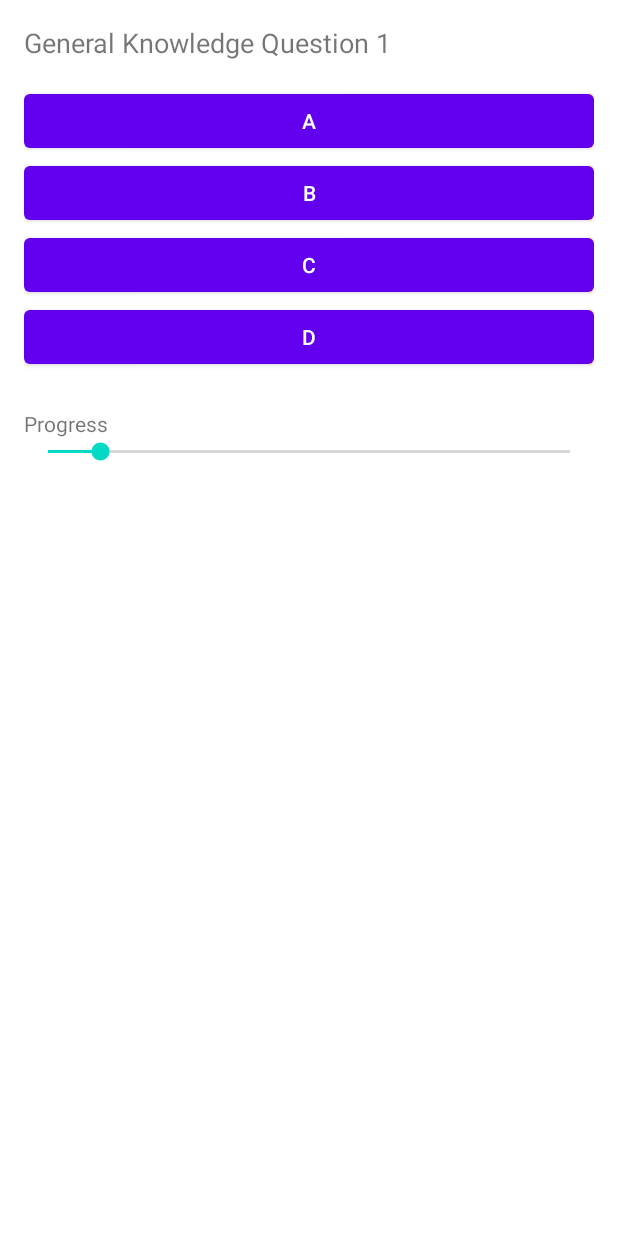
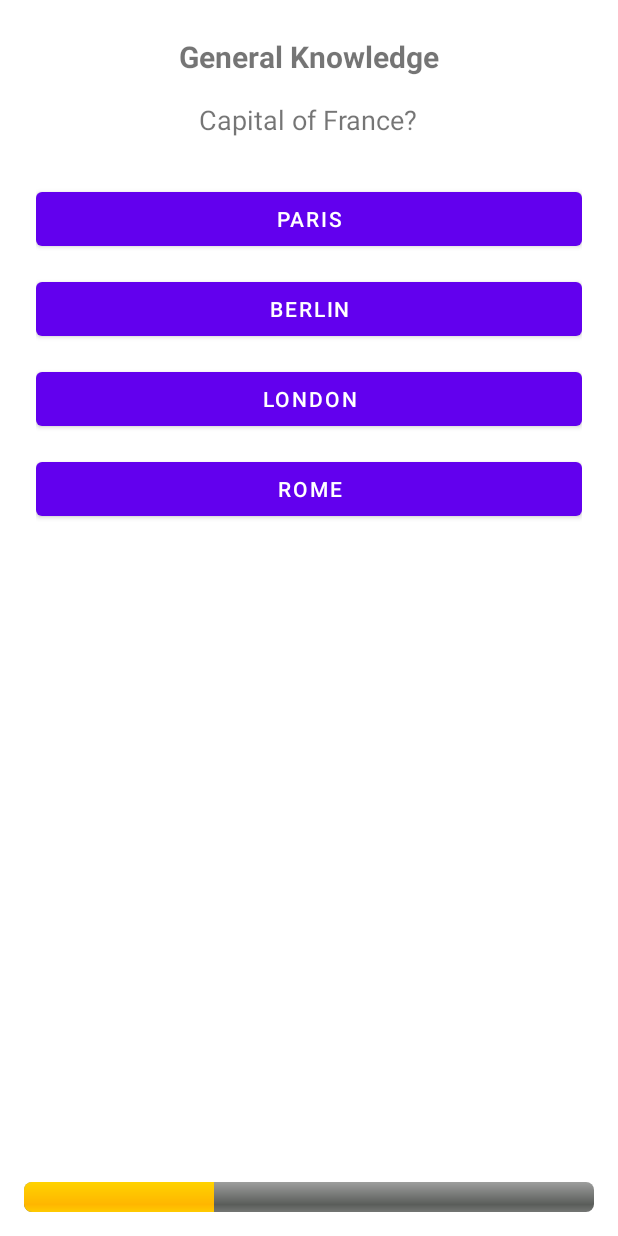
Before and after one commit to ST10143151/Prog7313_Ice3, an Android app: the fragment QuizFragment shown on its own in the app's theme, on a phone screen of 412 x 824 dp. Run offline under Robolectric (Android 15) with nearby library versions, the phone set to English and light mode, and no system bars; our stand-ins replace Firebase (no records; nobody signed in at launch, a user with empty details on screens opened directly).

Commit message:
Main Updates

```diff
--- a/app/src/main/AndroidManifest.xml
+++ b/app/src/main/AndroidManifest.xml
@@ -37,7 +37,7 @@
         <activity
             android:name=".MainActivity"
             android:exported="false" />
-        <activity android:name=".CategoryActivity" android:exported="false"/>
+
 
     </application>
 
--- a/app/src/main/java/com/fake/quizgame/Question.kt
+++ b/app/src/main/java/com/fake/quizgame/Question.kt
@@ -3,5 +3,5 @@ package com.fake.quizgame
 data class Question(
     val text: String,
     val options: List<String>,
-    val answer: Int
+    val correctAnswerIndex: Int
 )
--- a/app/src/main/java/com/fake/quizgame/QuizFragment.kt
+++ b/app/src/main/java/com/fake/quizgame/QuizFragment.kt
@@ -1,6 +1,7 @@
 package com.fake.quizgame
 
 import android.os.Bundle
+import android.util.Log
 import android.view.*
 import android.widget.*
 import androidx.fragment.app.Fragment
@@ -14,50 +15,69 @@ class QuizFragment : Fragment() {
     private lateinit var questionText: TextView
     private lateinit var optionButtons: List<Button>
     private lateinit var progressBar: ProgressBar
+    private lateinit var quizCategory: TextView
     private var startTime = 0L
+    private lateinit var category: String
 
     override fun onCreateView(inflater: LayoutInflater, container: ViewGroup?, savedInstanceState: Bundle?): View {
         val view = inflater.inflate(R.layout.fragment_quiz, container, false)
-        val category = arguments?.getString("category") ?: "General Knowledge"
 
+        category = arguments?.getString("category") ?: "General Knowledge"
         viewModel = ViewModelProvider(this)[QuizViewModel::class.java]
         viewModel.loadQuestions(category)
 
+        quizCategory = view.findViewById(R.id.quizCategory)
         questionText = view.findViewById(R.id.questionText)
         optionButtons = listOf(
-            view.findViewById(R.id.option1),
-            view.findViewById(R.id.option2),
-            view.findViewById(R.id.option3),
-            view.findViewById(R.id.option4)
+            view.findViewById(R.id.optionA),
+            view.findViewById(R.id.optionB),
+            view.findViewById(R.id.optionC),
+            view.findViewById(R.id.optionD)
         )
-        progressBar = view.findViewById(R.id.seekBar)
+        progressBar = view.findViewById(R.id.progressBar)
 
+        quizCategory.text = category
         startTime = System.currentTimeMillis()
-        viewModel.currentQuestion.observe(viewLifecycleOwner) { question ->
-            questionText.text = question.text
-            optionButtons.forEachIndexed { index, btn -> btn.text = question.options[index] }
-            progressBar.progress = viewModel.progress()
-        }
 
-        optionButtons.forEachIndexed { index, button ->
-            button.setOnClickListener {
-                viewModel.answer(index)
-                if (viewModel.hasNext()) viewModel.nextQuestion()
-                else {
-                    val score = viewModel.calculateScore(System.currentTimeMillis() - startTime)
-                    saveScore(category, score, viewModel.correctCount)
-                    findNavController().navigate(R.id.action_quiz_to_category)
-                }
-            }
+        viewModel.questions.observe(viewLifecycleOwner) {
+            updateUI()
         }
 
         return view
     }
 
-    private fun saveScore(category: String, score: Int, correctAnswers: Int) {
-        val db = FirebaseFirestore.getInstance()
+    private fun updateUI() {
+        val index = viewModel.currentIndex.value ?: 0
+        val question = viewModel.questions.value?.getOrNull(index)
+
+        if (question != null) {
+            questionText.text = question.text
+            optionButtons.forEachIndexed { i, btn ->
+                btn.text = question.options[i]
+                btn.setOnClickListener {
+                    viewModel.submitAnswer(i)
+                    if (viewModel.isFinished()) {
+                        onQuizFinished()
+                    } else {
+                        updateUI()
+                    }
+                }
+            }
+            progressBar.max = viewModel.questions.value?.size ?: 0
+            progressBar.progress = index + 1
+        }
+    }
+
+    private fun onQuizFinished() {
+        val elapsedTime = System.currentTimeMillis() - startTime
+        val score = viewModel.score.value ?: 0
+        val correctAnswers = score
         val user = FirebaseAuth.getInstance().currentUser?.displayName ?: "Guest"
-        db.collection("history").add(
+
+        Log.d("QuizSave", "Saving score: $score, correct: $correctAnswers")
+
+        FirebaseFirestore.getInstance().collection("history")
+            .add(
                 mapOf(
                     "username" to user,
                     "category" to category,
@@ -66,5 +86,17 @@ class QuizFragment : Fragment() {
                     "timestamp" to System.currentTimeMillis()
                 )
             )
+            .addOnSuccessListener {
+                Log.d("QuizSave", "Saved to Firestore!")
+                val bundle = Bundle().apply {
+                    putInt("score", score)
+                    putInt("total", viewModel.questions.value?.size ?: 0)
+                }
+                findNavController().navigate(R.id.action_quizFragment_to_quizResultFragment, bundle)
+            }
+            .addOnFailureListener { e ->
+                Log.e("QuizSave", "Error saving: ", e)
+                Toast.makeText(requireContext(), "Failed to save score", Toast.LENGTH_SHORT).show()
             }
     }
+}
--- a/app/src/main/java/com/fake/quizgame/QuizViewModel.kt
+++ b/app/src/main/java/com/fake/quizgame/QuizViewModel.kt
@@ -1,40 +1,59 @@
 package com.fake.quizgame
 
+import androidx.lifecycle.LiveData
 import androidx.lifecycle.MutableLiveData
 import androidx.lifecycle.ViewModel
 
 class QuizViewModel : ViewModel() {
-    private val questions = mutableListOf<Question>()
-    val currentQuestion = MutableLiveData<Question>()
-    private var index = 0
-    var correctCount = 0
+
+    private val _questions = MutableLiveData<List<Question>>()
+    val questions: LiveData<List<Question>> = _questions
+
+    private val _currentIndex = MutableLiveData(0)
+    val currentIndex: LiveData<Int> = _currentIndex
+
+    private val _score = MutableLiveData(0)
+    val score: LiveData<Int> = _score
 
     fun loadQuestions(category: String) {
-        questions.clear()
-        for (i in 1..10) {
-            questions.add(
-                Question(
-                    text = "$category Question $i",
-                    options = listOf("A", "B", "C", "D"),
-                    answer = 0
-                )
+        val questionList = when (category) {
+            "General Knowledge" -> listOf(
+                Question("Capital of France?", listOf("Paris", "Berlin", "London", "Rome"), 0),
+                Question("Largest ocean?", listOf("Pacific", "Atlantic", "Indian", "Arctic"), 0),
+                Question("Color of the sun?", listOf("Yellow", "Blue", "Red", "White"), 0)
             )
+            "Science" -> listOf(
+                Question("H2O is?", listOf("Water", "Oxygen", "Hydrogen", "Helium"), 0),
+                Question("Planet known as Red Planet?", listOf("Mars", "Jupiter", "Venus", "Earth"), 0),
+                Question("Energy unit?", listOf("Joule", "Watt", "Newton", "Volt"), 0)
+            )
+            "History" -> listOf(
+                Question("Who discovered America?", listOf("Columbus", "Einstein", "Newton", "Gandhi"), 0),
+                Question("WWII ended in?", listOf("1945", "1939", "1950", "1941"), 0),
+                Question("Great Wall is in?", listOf("China", "Japan", "India", "Mongolia"), 0)
+            )
+            "Sports" -> listOf(
+                Question("How many players in a soccer team?", listOf("11", "10", "9", "12"), 0),
+                Question("Olympics held every?", listOf("4 years", "2 years", "3 years", "5 years"), 0),
+                Question("Tennis Grand Slam?", listOf("Wimbledon", "Champions League", "NFL", "F1"), 0)
+            )
+            else -> emptyList()
         }
-        index = 0
-        correctCount = 0
-        currentQuestion.value = questions[index]
+
+        _questions.value = questionList
+        _currentIndex.value = 0
+        _score.value = 0
     }
 
-    fun answer(selected: Int) {
-        if (questions[index].answer == selected) correctCount++
+    fun submitAnswer(answerIndex: Int) {
+        val question = _questions.value?.getOrNull(_currentIndex.value ?: 0)
+        if (question != null && answerIndex == question.correctAnswerIndex) {
+            _score.value = (_score.value ?: 0) + 1
+        }
+        _currentIndex.value = (_currentIndex.value ?: 0) + 1
     }
 
-    fun nextQuestion() {
-        index++
-        currentQuestion.value = questions.getOrNull(index)
+    fun isFinished(): Boolean {
+        return (_currentIndex.value ?: 0) >= (_questions.value?.size ?: 0)
     }
-
-    fun hasNext() = index + 1 < questions.size
-    fun progress() = ((index + 1) * 10)
-    fun calculateScore(time: Long): Int = correctCount * 1000 - (time / 100).toInt()
 }
--- a/app/src/main/res/layout/fragment_quiz.xml
+++ b/app/src/main/res/layout/fragment_quiz.xml
@@ -1,18 +1,74 @@
+<?xml version="1.0" encoding="utf-8"?>
 <LinearLayout xmlns:android="http://schemas.android.com/apk/res/android"
     android:orientation="vertical"
-    android:padding="16dp"
     android:layout_width="match_parent"
     android:layout_height="match_parent">
 
-    <TextView android:id="@+id/questionText" android:text="Question?" android:textSize="18sp"
-        android:layout_marginBottom="16dp"
-        android:layout_width="match_parent" android:layout_height="wrap_content" />
+    <ScrollView
+        android:layout_width="match_parent"
+        android:layout_height="0dp"
+        android:layout_weight="1"
+        android:padding="24dp">
 
-    <Button android:id="@+id/option1" android:layout_width="match_parent" android:layout_height="wrap_content" />
-    <Button android:id="@+id/option2" android:layout_width="match_parent" android:layout_height="wrap_content" />
-    <Button android:id="@+id/option3" android:layout_width="match_parent" android:layout_height="wrap_content" />
-    <Button android:id="@+id/option4" android:layout_width="match_parent" android:layout_height="wrap_content" />
+        <LinearLayout
+            android:orientation="vertical"
+            android:layout_width="match_parent"
+            android:layout_height="wrap_content"
+            android:gravity="center_horizontal">
 
-    <TextView android:layout_marginTop="24dp" android:text="Progress" android:layout_width="wrap_content" android:layout_height="wrap_content" />
-    <SeekBar android:id="@+id/seekBar" android:max="100" android:layout_width="match_parent" android:layout_height="wrap_content" />
+            <TextView
+                android:id="@+id/quizCategory"
+                android:layout_width="wrap_content"
+                android:layout_height="wrap_content"
+                android:text="Category"
+                android:textSize="20sp"
+                android:textStyle="bold"
+                android:layout_marginBottom="16dp" />
+
+            <TextView
+                android:id="@+id/questionText"
+                android:layout_width="wrap_content"
+                android:layout_height="wrap_content"
+                android:text="Question goes here"
+                android:textSize="18sp"
+                android:layout_marginBottom="24dp" />
+
+            <Button
+                android:id="@+id/optionA"
+                android:layout_width="match_parent"
+                android:layout_height="wrap_content"
+                android:text="Option A"
+                android:layout_marginVertical="6dp" />
+
+            <Button
+                android:id="@+id/optionB"
+                android:layout_width="match_parent"
+                android:layout_height="wrap_content"
+                android:text="Option B"
+                android:layout_marginVertical="6dp" />
+
+            <Button
+                android:id="@+id/optionC"
+                android:layout_width="match_parent"
+                android:layout_height="wrap_content"
+                android:text="Option C"
+                android:layout_marginVertical="6dp" />
+
+            <Button
+                android:id="@+id/optionD"
+                android:layout_width="match_parent"
+                android:layout_height="wrap_content"
+                android:text="Option D"
+                android:layout_marginVertical="6dp" />
+        </LinearLayout>
+    </ScrollView>
+
+    <ProgressBar
+        android:id="@+id/progressBar"
+        android:layout_width="match_parent"
+        android:layout_height="wrap_content"
+        style="@android:style/Widget.ProgressBar.Horizontal"
+        android:layout_margin="16dp"
+        android:progress="0"
+        android:max="10"/>
 </LinearLayout>
--- a/app/src/main/res/values/strings.xml
+++ b/app/src/main/res/values/strings.xml
@@ -33,4 +33,7 @@
     <string name="register">Register</string>
     <string name="full_name">Full Name</string>
     <string name="confirm_password">Confirm Password</string>
+
+    <string name="quiz_score_message">You scored %1$d out of %2$d</string>
+
 </resources>
```
Also changed, not shown: app/src/main/java/com/fake/quizgame/HistoryAdapter.kt (added, +31 -0 lines), app/src/main/java/com/fake/quizgame/HistoryEntry.kt (added, +9 -0 lines), app/src/main/java/com/fake/quizgame/HistoryFragment.kt (+42 -18 lines), app/src/main/java/com/fake/quizgame/LeaderboardFragment.kt (+16 -8 lines), app/src/main/java/com/fake/quizgame/MainActivity.kt (+20 -1 lines), app/src/main/java/com/fake/quizgame/QuizResultFragment.kt (added, +30 -0 lines), app/src/main/res/layout/activity_main.xml (+13 -0 lines), app/src/main/res/layout/fragment_history.xml (+7 -3 lines), app/src/main/res/layout/fragment_leaderboard.xml (+10 -7 lines), app/src/main/res/layout/fragment_quiz_result.xml (added, +24 -0 lines), app/src/main/res/layout/item_history.xml (added, +11 -0 lines), app/src/main/res/navigation/nav_graph.xml (+23 -0 lines). Lines whose indentation alone changed are shown as unchanged.
